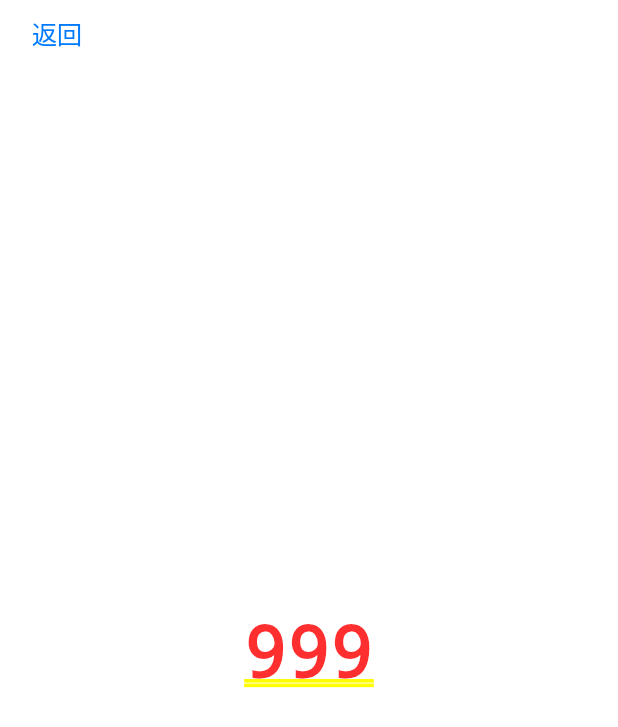
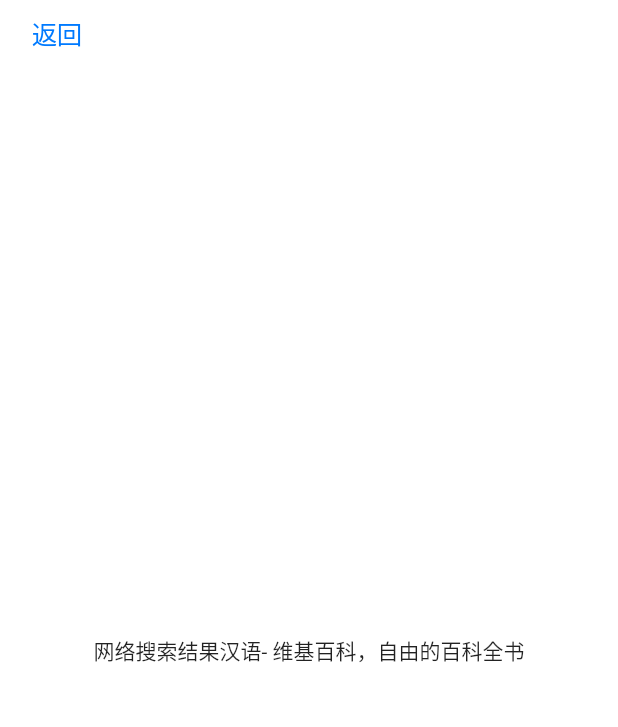
Before and after one commit to Tecode/dynamic_theme, a Flutter app: the screen it shows after launch, after a tap on "路由跳转", on a phone screen of 412 x 824 dp. Shown: the top 727 px of the screen. Run offline on Flutter 3.47's test engine with Material 2 defaults, Android fonts, the phone set to English and light mode, and no system bars.

```diff
--- a/lib/containers/NewView.dart
+++ b/lib/containers/NewView.dart
@@ -1,10 +1,17 @@
 import 'package:flutter/cupertino.dart';
+import 'package:flutter/material.dart';
 
 class NewView extends StatelessWidget {
-  const NewView();
+  final String content;
+  const NewView({
+    this.content,
+  });
+
   static const String routeName = '/newView';
   @override
   Widget build(BuildContext context) {
+    final NewView param = ModalRoute.of(context).settings.arguments;
+
     return CupertinoPageScaffold(
       navigationBar: CupertinoNavigationBar(
         leading: CupertinoButton(
@@ -16,8 +23,10 @@ class NewView extends StatelessWidget {
           },
         ),
       ),
-      child: SafeArea(
-        child: Center(child: Text('999')),
+      child: Material(
+        child: SafeArea(
+          child: Center(child: Text('${param.content}')),
+        ),
       ),
     );
   }
--- a/lib/containers/app.dart
+++ b/lib/containers/app.dart
@@ -13,6 +13,7 @@ import 'package:flutter/material.dart';
 
 class DynamicTheme extends StatefulWidget {
   const DynamicTheme();
+  static String routeName = '/';
   @override
   _DynamicThemeState createState() => _DynamicThemeState();
 }
@@ -47,7 +48,13 @@ class _DynamicThemeState extends State<DynamicTheme> {
       'from': '/',
       'to': '/newView',
     });
-    Navigator.pushNamed(context, '/newView');
+    Navigator.pushNamed(
+      context,
+      '/newView',
+      arguments: NewView(
+        content: '网络搜索结果汉语- 维基百科，自由的百科全书',
+      ),
+    );
 //    }
   }
 
--- a/lib/router/routerList.dart
+++ b/lib/router/routerList.dart
@@ -1,13 +1,20 @@
 import 'package:dynamic_theme/containers/NewView.dart';
+import 'package:dynamic_theme/containers/app.dart';
 import 'package:dynamic_theme/router/routerUnit.dart';
 import 'package:flutter/material.dart';
 
 List<RouterUnit> _buildRouter() {
   final List<RouterUnit> routerList = <RouterUnit>[
-    // Demos
     RouterUnit(
-      title: 'Shrine',
-      subtitle: 'Basic shopping app',
+      title: '首页',
+      subtitle: '首页',
+      category: kDemos,
+      routeName: NewView.routeName,
+      buildRoute: (BuildContext context) => const DynamicTheme(),
+    ),
+    RouterUnit(
+      title: 'iOS跳转页面',
+      subtitle: 'iOS跳转页面',
       category: kDemos,
       routeName: NewView.routeName,
       buildRoute: (BuildContext context) => const NewView(),
@@ -16,5 +23,4 @@ List<RouterUnit> _buildRouter() {
   return routerList;
 }
 
-
 final List<RouterUnit> routerList = _buildRouter();
```
